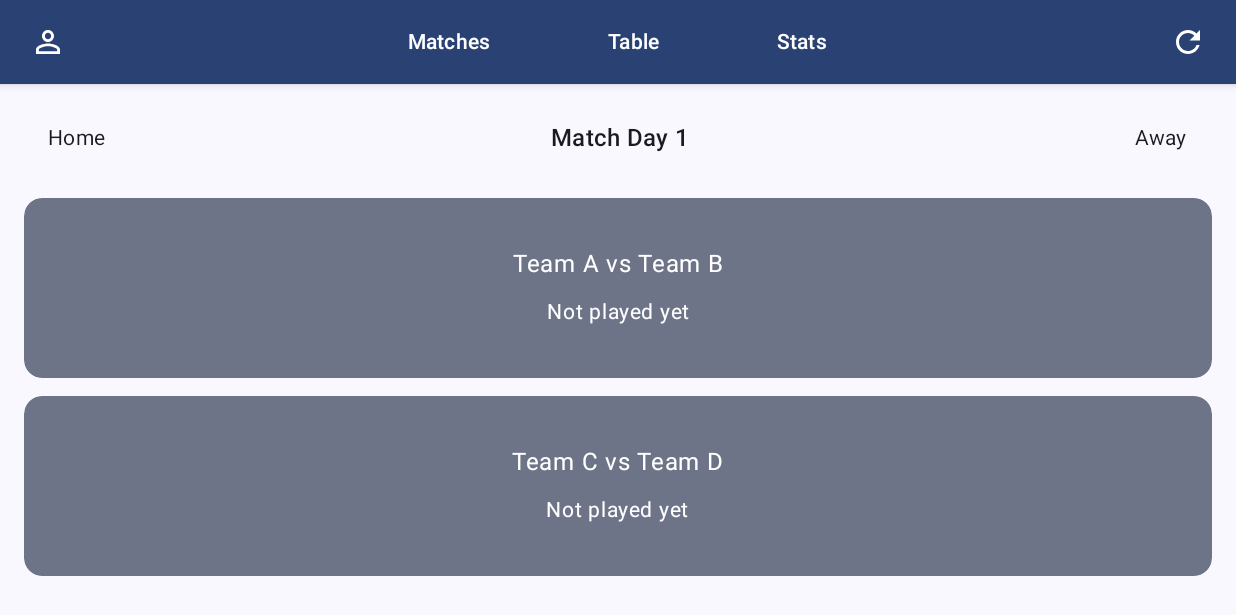
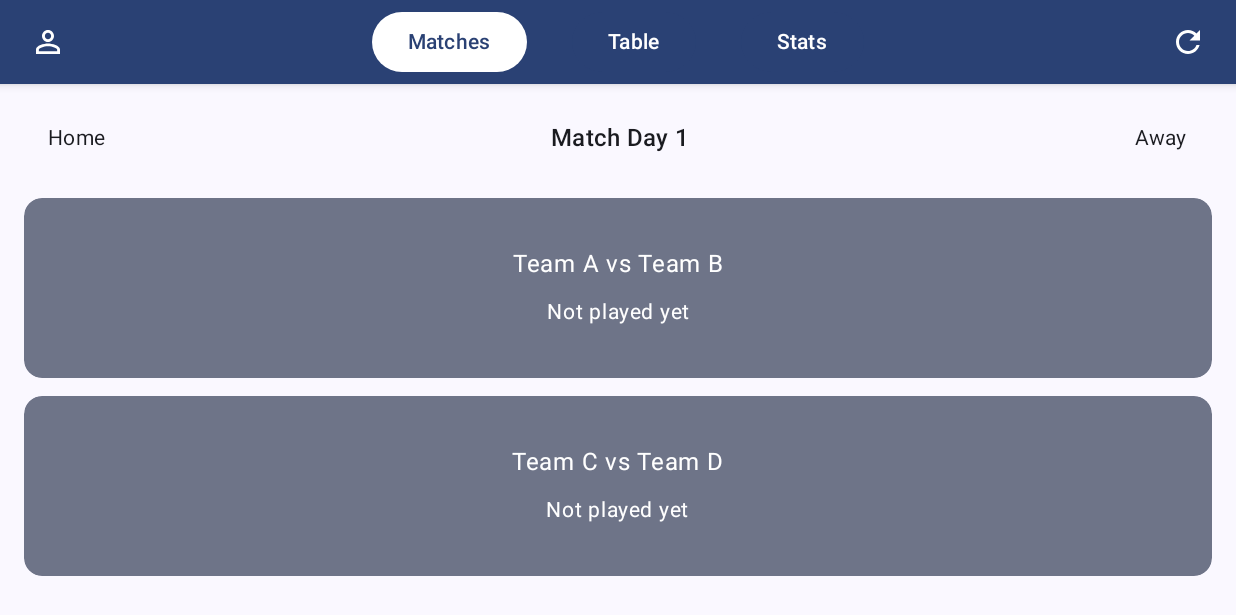
Before and after one commit to Asim-7/MatchSimulator, an Android app built with Jetpack Compose: the screen it shows after launch (MainActivity), after a tap on "Matches", on a phone screen of 824 x 412 dp (held sideways). Shown: the top 615 px of the screen. Run offline under Robolectric (Android 15) with nearby library versions, the phone set to English and light mode, and no system bars; our stand-ins replace Dagger/Hilt's generated code, Room's generated code.

Commit message:
Top bar buttons selection

```diff
--- a/app/src/main/java/com/miniclip/matchsimulator/ui/main/CommonTopBar.kt
+++ b/app/src/main/java/com/miniclip/matchsimulator/ui/main/CommonTopBar.kt
@@ -5,6 +5,10 @@ import androidx.compose.foundation.layout.*
 import androidx.compose.foundation.shape.CircleShape
 import androidx.compose.material3.*
 import androidx.compose.runtime.Composable
+import androidx.compose.runtime.getValue
+import androidx.compose.runtime.mutableIntStateOf
+import androidx.compose.runtime.remember
+import androidx.compose.runtime.setValue
 import androidx.compose.ui.Alignment
 import androidx.compose.ui.Modifier
 import androidx.compose.ui.draw.clip
@@ -21,6 +25,8 @@ fun CustomTopBar(
     onResetClick: () -> Unit,
     modifier: Modifier = Modifier
 ) {
+    var selectedTab by remember { mutableIntStateOf(0) }
+
     Surface(
         color = MaterialTheme.colorScheme.primary,
         shadowElevation = 4.dp
@@ -47,11 +53,38 @@ fun CustomTopBar(
                 horizontalArrangement = Arrangement.Center,
                 verticalAlignment = Alignment.CenterVertically
             ) {
-                Button(onClick = onMatchesClick) { Text("Matches", color = Color.White) }
+                Button(
+                    onClick = {
+                        selectedTab = 0
+                        onMatchesClick()
+                    },
+                    colors = ButtonDefaults.buttonColors(
+                        containerColor = if (selectedTab == 0) Color.White else MaterialTheme.colorScheme.primary,
+                        contentColor = if (selectedTab == 0) MaterialTheme.colorScheme.primary else Color.White
+                    )
+                ) { Text("Matches") }
                 Spacer(modifier = Modifier.width(30.dp))
-                Button(onClick = onTableClick) { Text("Table", color = Color.White) }
+                Button(
+                    onClick = {
+                        selectedTab = 1
+                        onTableClick()
+                    },
+                    colors = ButtonDefaults.buttonColors(
+                        containerColor = if (selectedTab == 1) Color.White else MaterialTheme.colorScheme.primary,
+                        contentColor = if (selectedTab == 1) MaterialTheme.colorScheme.primary else Color.White
+                    )
+                ) { Text("Table") }
                 Spacer(modifier = Modifier.width(30.dp))
-                Button(onClick = onStatsClick) { Text("Stats", color = Color.White) }
+                Button(
+                    onClick = {
+                        selectedTab = 2
+                        onStatsClick()
+                    },
+                    colors = ButtonDefaults.buttonColors(
+                        containerColor = if (selectedTab == 2) Color.White else MaterialTheme.colorScheme.primary,
+                        contentColor = if (selectedTab == 2) MaterialTheme.colorScheme.primary else Color.White
+                    )
+                ) { Text("Stats") }
             }
 
             // Right reset icon
```
